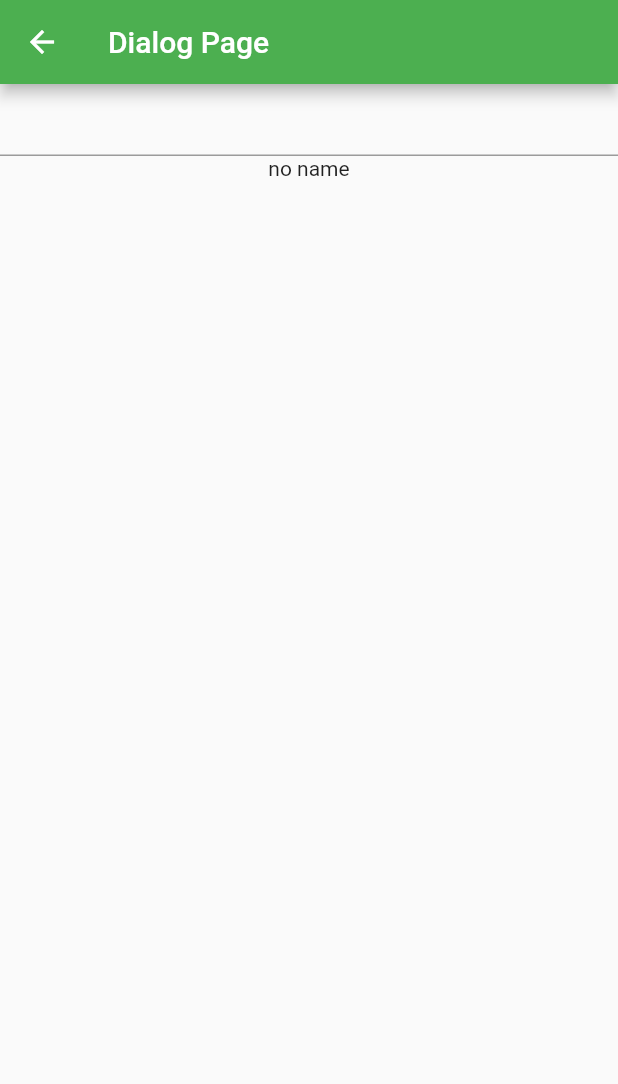
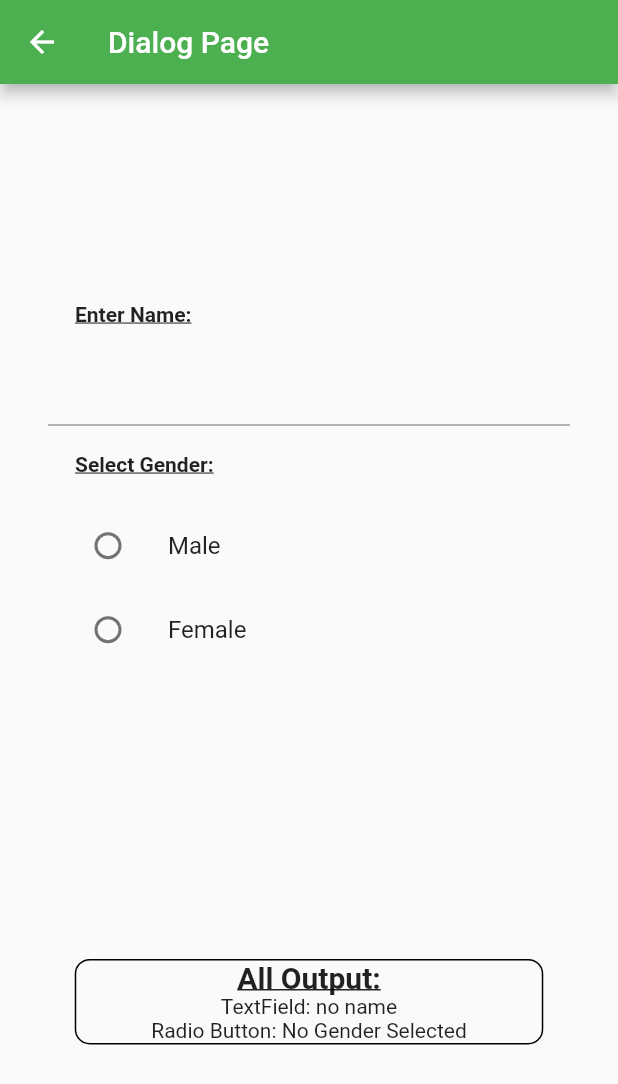
Before and after one commit to muzahidul190/first_flutter_app, a Flutter app: the inputFields screen opened directly, on a phone screen of 412 x 824 dp. Shown: the top 1084 px of the screen. Run offline on Flutter 3.47's test engine with Material 2 defaults, Android fonts, the phone set to English and light mode, and no system bars; our stand-ins replace flutter_spinkit.

Commit message:
Radio Box

```diff
--- a/lib/DayCalc.dart
+++ b/lib/DayCalc.dart
@@ -15,15 +15,13 @@ class _dayCalcState extends State<dayCalc> {
   Widget build(BuildContext context) {
     return Scaffold(
       appBar: AppBar(
-        title: const Text('Dialog Page'),
+        title: const Text('Day Calculator'),
       ),
       body: Column(
         children: [
           Row(
-            children: [
-              TextField(
-                textAlign: TextAlign.center,
-              ),
+            children: const [
+              Text('data'),
             ],
           ),
         ],
--- a/lib/inputFields.dart
+++ b/lib/inputFields.dart
@@ -1,4 +1,6 @@
 // ignore_for_file: camel_case_types
+
+import 'dart:ui';
 
 import 'package:flutter/material.dart';
 
@@ -14,6 +16,13 @@ class _inputFieldsState extends State<inputFields> {
 
   List<String> dept = ['CSE', 'EEE', 'Civil', 'NAME'];
   String? currentItem = 'CSE';
+  String _gender = 'No Gender Selected';
+
+  void _genderRadio(String val) {
+    setState(() {
+      _gender = val;
+    });
+  }
 
   @override
   Widget build(BuildContext context) {
@@ -21,21 +30,104 @@ class _inputFieldsState extends State<inputFields> {
       appBar: AppBar(
         title: const Text('Dialog Page'),
       ),
-      body: Column(
+      body: Container(
+        padding: const EdgeInsets.all(32),
+        child: Column(
+          mainAxisAlignment: MainAxisAlignment.spaceAround,
           children: [
-          Center(
-            child: TextField(
+            Column(
+              crossAxisAlignment: CrossAxisAlignment.start,
+              children: [
+                const Padding(
+                  padding: EdgeInsets.all(18.0),
+                  child: Text(
+                    'Enter Name:',
+                    style: TextStyle(
+                        fontWeight: FontWeight.bold,
+                        decoration: TextDecoration.underline),
+                  ),
+                ),
+                TextField(
                   onChanged: (value) {
                     setState(() {
                       username = value;
                     });
                   },
                 ),
+                const Padding(
+                  padding: EdgeInsets.all(18.0),
+                  child: Text(
+                    'Select Gender:',
+                    style: TextStyle(
+                        fontWeight: FontWeight.bold,
+                        decoration: TextDecoration.underline),
+                  ),
+                ),
+                Column(
+                  children: [
+                    ListTile(
+                      leading: Radio(
+                        value: 'male',
+                        groupValue: _gender,
+                        onChanged: (value) {
+                          setState(() {
+                            _gender = value.toString();
+                          });
+                        },
+                      ),
+                      title: GestureDetector(
+                        onTap: () {
+                          _genderRadio('male');
+                        },
+                        child: const Text('Male'),
+                      ),
+                    ),
+                    ListTile(
+                      leading: Radio(
+                        value: 'female',
+                        groupValue: _gender,
+                        onChanged: (value) {
+                          setState(() {
+                            _gender = value.toString();
+                          });
+                        },
+                      ),
+                      title: GestureDetector(
+                        onTap: () {
+                          _genderRadio('female');
+                        },
+                        child: const Text('Female'),
+                      ),
+                    ),
+                  ],
+                ),
+              ],
             ),
             Container(
-            child: Text(username),
+              padding: const EdgeInsets.only(left: 50, right: 50),
+              decoration: BoxDecoration(
+                borderRadius: BorderRadius.circular(10),
+                border: Border.all(),
+              ),
+              child: Column(
+                crossAxisAlignment: CrossAxisAlignment.center,
+                mainAxisAlignment: MainAxisAlignment.center,
+                children: [
+                  const Text(
+                    'All Output:',
+                    style: TextStyle(
+                      fontWeight: FontWeight.bold,
+                      decoration: TextDecoration.underline,
+                      fontSize: 20,
+                    ),
+                  ),
+                  Text('TextField: $username'),
+                  Text('Radio Button: $_gender'),
+                ],
+              ),
             ),
           ],
+        ),
       ),
     );
   }
```
Lines whose indentation alone changed are shown as unchanged.
